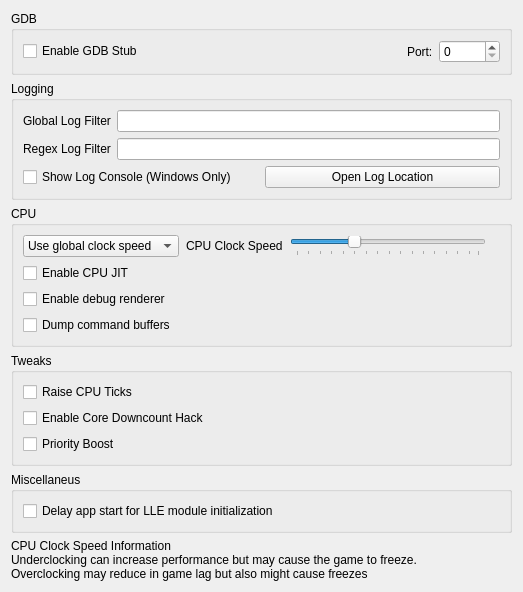
The window that src/citra_qt/configuration/configure_debug.ui (kleidis/citra-enhanced) describes before a commit, drawn with Qt 5.
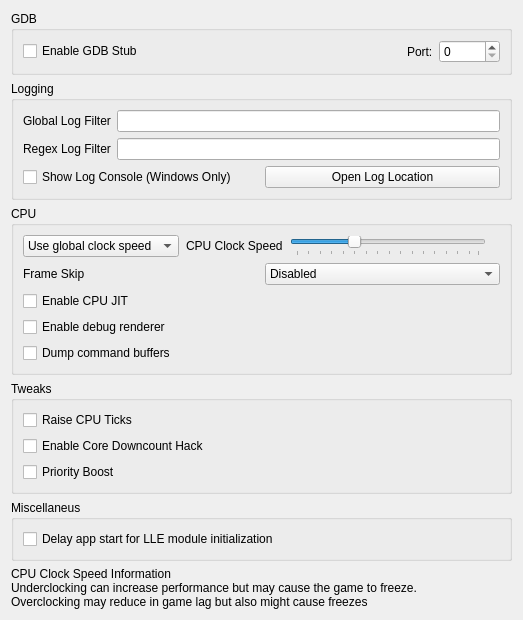
The same window after the commit.

Diff of the .ui file:
```diff
--- a/src/citra_qt/configuration/configure_debug.ui
+++ b/src/citra_qt/configuration/configure_debug.ui
@@ -207,6 +207,58 @@
        </widget>
       </item>
       <item row="2" column="0">
+       <widget class="QWidget" name="widget_frame_skip" native="true">
+        <layout class="QHBoxLayout" name="horizontalLayout_2">
+         <property name="leftMargin">
+          <number>0</number>
+         </property>
+         <property name="topMargin">
+          <number>0</number>
+         </property>
+         <property name="rightMargin">
+          <number>0</number>
+         </property>
+         <property name="bottomMargin">
+          <number>0</number>
+         </property>
+         <item>
+          <widget class="QLabel" name="frame_skip_label">
+           <property name="toolTip">
+            <string>&lt;html&gt;&lt;head/&gt;&lt;body&gt;&lt;p&gt;The number of frames to skip.&lt;/p&gt;&lt;p&gt;WARNING: Results may vary depending on using the Vulkan or OpenGL renderer. If set too high, the screen may not render at all. Use with caution.&lt;/p&gt;&lt;/body&gt;&lt;/html&gt;</string>
+           </property>
+           <property name="text">
+            <string>Frame Skip</string>
+           </property>
+          </widget>
+         </item>
+         <item>
+          <widget class="QComboBox" name="frame_skip_combobox">
+           <item>
+            <property name="text">
+             <string>Disabled</string>
+            </property>
+           </item>
+           <item>
+            <property name="text">
+             <string>x2</string>
+            </property>
+           </item>
+           <item>
+            <property name="text">
+             <string>x4</string>
+            </property>
+           </item>
+           <item>
+            <property name="text">
+             <string>x8</string>
+            </property>
+           </item>
+          </widget>
+         </item>
+        </layout>
+       </widget>
+      </item>
+      <item row="3" column="0">
        <widget class="QCheckBox" name="toggle_cpu_jit">
         <property name="toolTip">
          <string>&lt;html&gt;&lt;head/&gt;&lt;body&gt;&lt;p&gt;Enables the use of the ARM JIT compiler for emulating the 3DS CPUs. Don't disable unless for debugging purposes&lt;/p&gt;&lt;/body&gt;&lt;/html&gt;</string>
@@ -216,14 +268,14 @@
         </property>
        </widget>
       </item>
-      <item row="3" column="0">
+      <item row="4" column="0">
        <widget class="QCheckBox" name="toggle_renderer_debug">
         <property name="text">
          <string>Enable debug renderer</string>
         </property>
        </widget>
       </item>
-      <item row="4" column="0">
+      <item row="5" column="0">
        <widget class="QCheckBox" name="toggle_dump_command_buffers">
         <property name="text">
          <string>Dump command buffers</string>
```
Left out of the diff: 1 changed line with no effect on the pictures.
